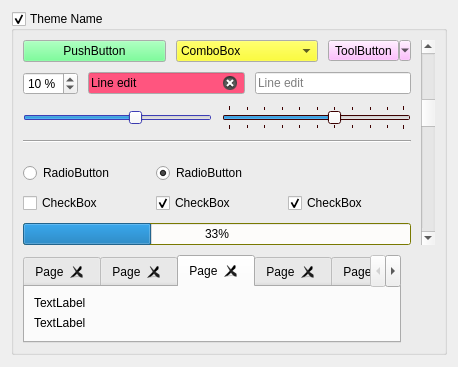
Qt form themebuilder/ThemeScreenshotUIBase.ui (DexterMagnific/QSvgStyle) before a commit.
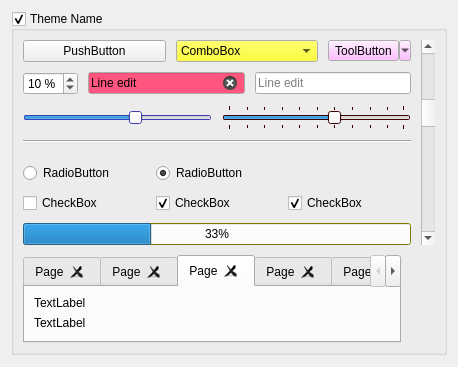
The same form after that commit. Icons and pictures are not drawn.

What changed in the file:
```diff
--- a/themebuilder/ThemeScreenshotUIBase.ui
+++ b/themebuilder/ThemeScreenshotUIBase.ui
@@ -164,43 +164,6 @@
         </property>
         <item row="0" column="0">
          <widget class="QPushButton" name="pushButton">
-          <property name="palette">
-           <palette>
-            <active>
-             <colorrole role="Button">
-              <brush brushstyle="SolidPattern">
-               <color alpha="255">
-                <red>85</red>
-                <green>255</green>
-                <blue>127</blue>
-               </color>
-              </brush>
-             </colorrole>
-            </active>
-            <inactive>
-             <colorrole role="Button">
-              <brush brushstyle="SolidPattern">
-               <color alpha="255">
-                <red>85</red>
-                <green>255</green>
-                <blue>127</blue>
-               </color>
-              </brush>
-             </colorrole>
-            </inactive>
-            <disabled>
-             <colorrole role="Button">
-              <brush brushstyle="SolidPattern">
-               <color alpha="255">
-                <red>85</red>
-                <green>255</green>
-                <blue>127</blue>
-               </color>
-              </brush>
-             </colorrole>
-            </disabled>
-           </palette>
-          </property>
           <property name="text">
            <string>PushButton</string>
           </property>
```
